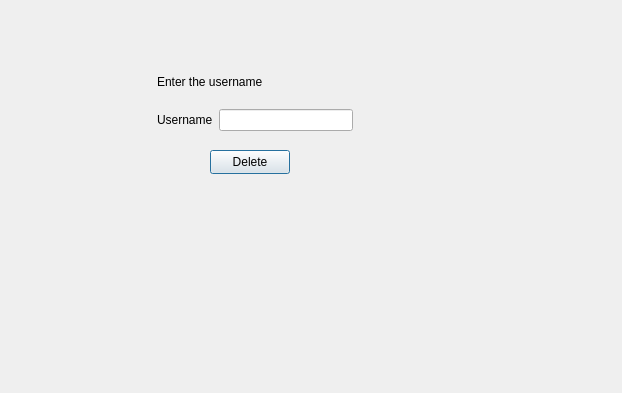
MythicSTR/bms-project, file bms/delete_student.ui: the form before one commit.
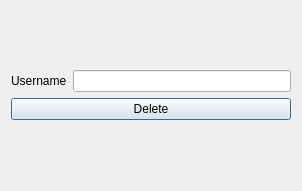
The form after the commit.

The edit to the form file:
```diff
--- a/bms/delete_student.ui
+++ b/bms/delete_student.ui
@@ -6,43 +6,16 @@
    <rect>
     <x>0</x>
     <y>0</y>
-    <width>622</width>
-    <height>393</height>
+    <width>302</width>
+    <height>191</height>
    </rect>
   </property>
   <property name="windowTitle">
    <string>Dialog</string>
   </property>
-  <widget class="QPushButton" name="delete_2">
-   <property name="geometry">
-    <rect>
-     <x>210</x>
-     <y>150</y>
-     <width>80</width>
-     <height>24</height>
-    </rect>
-   </property>
-   <property name="text">
-    <string>Delete</string>
-   </property>
-  </widget>
-  <widget class="QWidget" name="">
-   <property name="geometry">
-    <rect>
-     <x>157</x>
-     <y>60</y>
-     <width>196</width>
-     <height>71</height>
-    </rect>
-   </property>
+  <layout class="QGridLayout" name="gridLayout">
+   <item row="0" column="0">
    <layout class="QVBoxLayout" name="verticalLayout">
-    <item>
-     <widget class="QLabel" name="label_2">
-      <property name="text">
-       <string>Enter the username </string>
-      </property>
-     </widget>
-    </item>
     <item>
      <layout class="QHBoxLayout" name="horizontalLayout">
       <item>
@@ -57,8 +30,16 @@
       </item>
      </layout>
     </item>
-   </layout>
-  </widget>
+     <item>
+      <widget class="QPushButton" name="delete_2">
+       <property name="text">
+        <string>Delete</string>
+       </property>
+      </widget>
+     </item>
+    </layout>
+   </item>
+  </layout>
  </widget>
  <resources/>
  <connections/>
```
Lines whose indentation alone changed are shown as unchanged.
